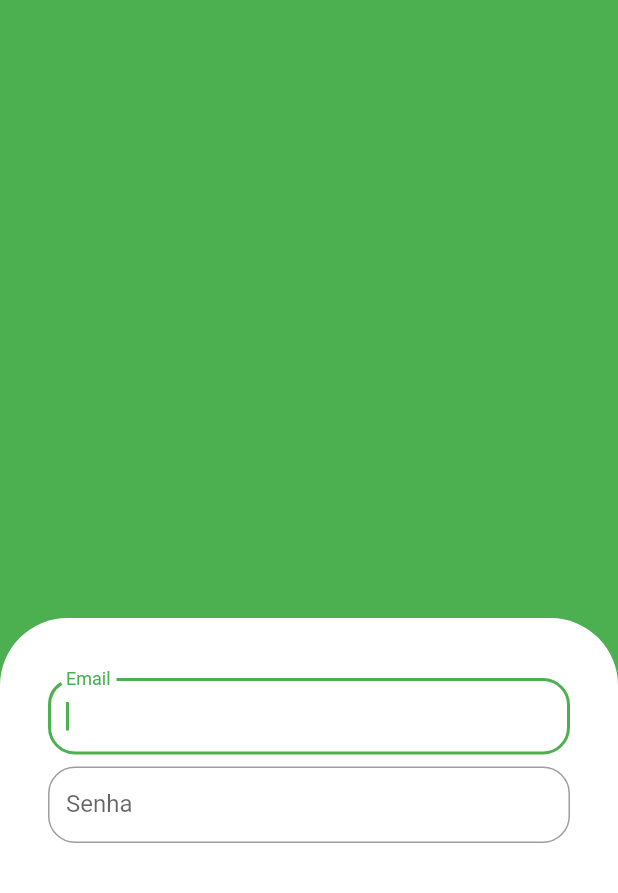
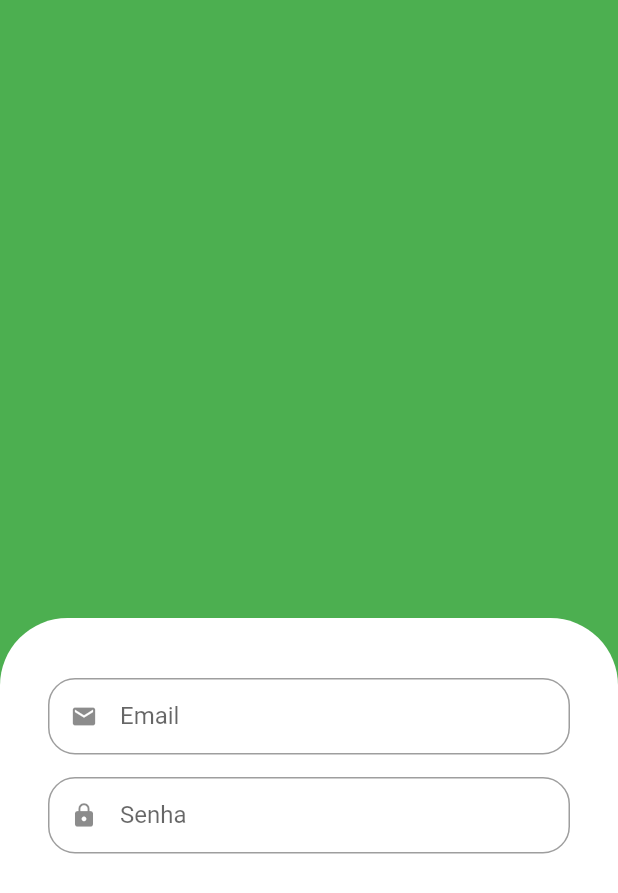
Before and after one commit to anderson-s/AppQuitandaVirtual, a Flutter app: the screen it shows after launch, on a phone screen of 412 x 824 dp. Shown: the top 893 px of the screen. Run offline on Flutter 3.47's test engine with Material 2 defaults, Android fonts, the phone set to English and light mode, and no system bars.

Commit message:
Quebrando campo de formulários

```diff
--- /dev/null
+++ b/lib/app/ui/components/custom_textfield.dart
@@ -0,0 +1,36 @@
+import 'package:flutter/material.dart';
+
+class CustomTextField extends StatelessWidget {
+  final String labelText;
+  final bool obscureText;
+  final IconData icon;
+
+  const CustomTextField({
+    super.key,
+    required this.labelText,
+    required this.icon,
+    this.obscureText = false,
+  });
+
+  @override
+  Widget build(BuildContext context) {
+    return Padding(
+      padding: const EdgeInsets.only(
+        bottom: 15.0,
+      ),
+      child: TextFormField(
+        obscureText: obscureText,
+        decoration: InputDecoration(
+          prefixIcon: Icon(icon),
+          isDense: true,
+          labelText: labelText,
+          border: OutlineInputBorder(
+            borderRadius: BorderRadius.circular(
+              18,
+            ),
+          ),
+        ),
+      ),
+    );
+  }
+}
--- a/lib/app/ui/login_ui.dart
+++ b/lib/app/ui/login_ui.dart
@@ -1,4 +1,5 @@
 import 'package:flutter/material.dart';
+import 'package:quitanda_virtual/app/ui/components/custom_textfield.dart';
 
 class LoginUi extends StatelessWidget {
   const LoginUi({super.key});
@@ -30,34 +31,17 @@ class LoginUi extends StatelessWidget {
                   ),
                 ),
                 child: Column(
-                  children: [
-                    TextFormField(
-                      autofocus: true,
-                      decoration: InputDecoration(
-                        isDense: true,
-                        labelText: "Email",
-                        border: OutlineInputBorder(
-                          borderRadius: BorderRadius.circular(
-                            18,
-                          ),
-                        ),
-                      ),
+                  children: const [
+                    CustomTextField(
+                      labelText: "Email",
+                      icon: Icons.email,
+                      obscureText: false,
                     ),
-                    Padding(
-                      padding: const EdgeInsets.only(top: 8.0),
-                      child: TextFormField(
-                        obscureText: true,
-                        decoration: InputDecoration(
-                          isDense: true,
-                          labelText: "Senha",
-                          border: OutlineInputBorder(
-                            borderRadius: BorderRadius.circular(
-                              18,
-                            ),
-                          ),
-                        ),
-                      ),
-                    ),
+                    CustomTextField(
+                      labelText: "Senha",
+                      icon: Icons.lock,
+                      obscureText: true,
+                    )
                   ],
                 ),
               ),
```
